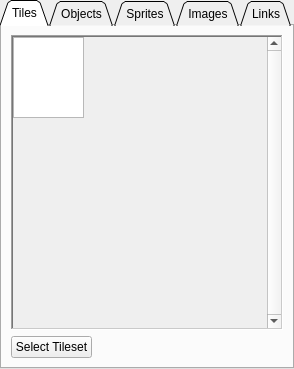
First picture: the form in ResourceTab/ResourceTab.ui, repository Preece/TGL, before the edit.
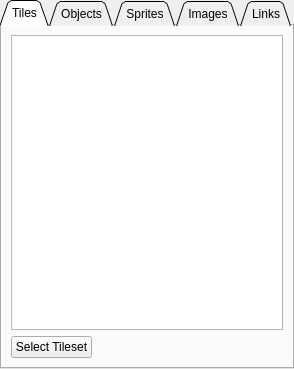
Second picture: the form after the edit.

Commit message: You can now select a tileset, which will be split up into TileItems. You can also select individual tile items.

```diff
--- a/ResourceTab/ResourceTab.ui
+++ b/ResourceTab/ResourceTab.ui
@@ -43,37 +43,7 @@
    </attribute>
    <layout class="QVBoxLayout" name="verticalLayout">
     <item>
-     <widget class="QScrollArea" name="scrollArea">
-      <property name="frameShape">
-       <enum>QFrame::WinPanel</enum>
-      </property>
-      <property name="verticalScrollBarPolicy">
-       <enum>Qt::ScrollBarAlwaysOn</enum>
-      </property>
-      <property name="widgetResizable">
-       <bool>true</bool>
-      </property>
-      <widget class="QWidget" name="scrollAreaWidgetContents">
-       <property name="geometry">
-        <rect>
-         <x>0</x>
-         <y>0</y>
-         <width>249</width>
-         <height>296</height>
-        </rect>
-       </property>
-       <widget class="QGraphicsView" name="tileSelector">
-        <property name="geometry">
-         <rect>
-          <x>0</x>
-          <y>0</y>
-          <width>71</width>
-          <height>81</height>
-         </rect>
-        </property>
-       </widget>
-      </widget>
-     </widget>
+     <widget class="QGraphicsView" name="tileSelector"/>
     </item>
     <item>
      <layout class="QHBoxLayout" name="horizontalLayout_5">
```
The commit also changes 2 other files.
